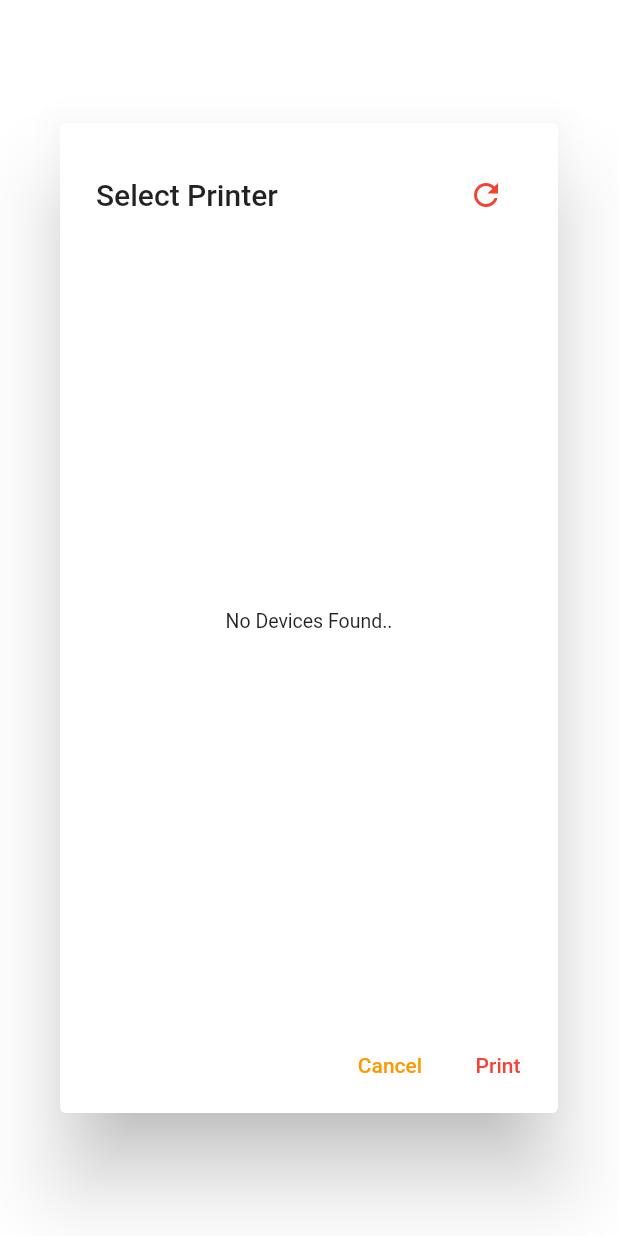
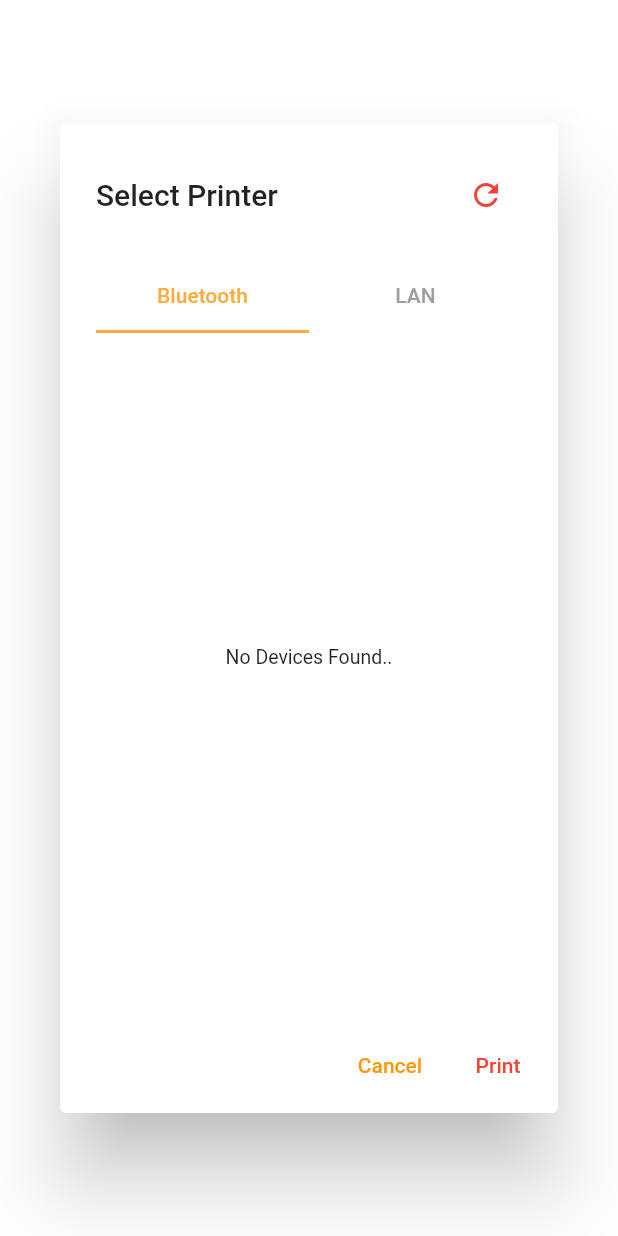
Before and after one commit to ChannelSoftPlt/form, a Flutter app: the PrintDialog screen opened directly, on a phone screen of 412 x 824 dp. Run offline on Flutter 3.47's test engine with Material 2 defaults, Android fonts, the phone set to English and light mode, and no system bars; our stand-ins replace assets_audio_player, connectivity, countup, csv, dotted_line, dropdown_search and 20 more; missing offline and left inert: delta_markdown, esc_pos_bluetooth, esc_pos_printer, esc_pos_utils, flutter_app_badger, flutter_bluetooth_basic and 9 more; accounts and stored records are empty.

Commit message:
21/6/2021 -1.8.0

```diff
--- a/language/en.json
+++ b/language/en.json
@@ -599,5 +599,7 @@
   "no_sarawak_pay_qr_code": "Must Upload QR Code Before active your Sarawak Pay",
 
   "please_select_group": "Please select a group!",
-  "product_sold": "Product Sold"
+  "product_sold": "Product Sold",
+  "lan": "LAN",
+  "bluetooth": "Bluetooth"
 }
--- a/lib/fragment/order/print/print_dialog.dart
+++ b/lib/fragment/order/print/print_dialog.dart
@@ -1,6 +1,7 @@
 import 'dart:async';
 import 'dart:io';
 import 'package:esc_pos_bluetooth/esc_pos_bluetooth.dart';
+import 'package:esc_pos_printer/esc_pos_printer.dart';
 import 'package:esc_pos_utils/esc_pos_utils.dart';
 import 'package:flutter/cupertino.dart';
 import 'package:flutter/rendering.dart';
@@ -22,34 +23,53 @@ class PrintDialog extends StatefulWidget {
   _PrintDialogState createState() => _PrintDialogState();
 }
 
-class _PrintDialogState extends State<PrintDialog> {
+class _PrintDialogState extends State<PrintDialog>
+    with SingleTickerProviderStateMixin {
   String msg = 'no_device';
   var key = new GlobalKey<ScaffoldState>();
+  TabController tabController;
+
   BluetoothManager bluetoothManager = BluetoothManager.instance;
-  PrinterBluetoothManager printerManager = PrinterBluetoothManager();
+  PrinterBluetoothManager bluePrintManager = PrinterBluetoothManager();
+  PrinterNetworkManager lanPrintManager = PrinterNetworkManager();
+
   FlutterBlue flutterBlue = FlutterBlue.instance;
   PrinterBluetooth printer;
   List<PrinterBluetooth> _devices = [];
 
   PrinterBluetooth selectedDevice;
   String defaultPrinter;
+  String selectedIP;
+  bool isBluetoothPrinter = true;
   bool isBluetoothOpen = false;
   bool bluetoothScan = false;
   bool isPrinting = false;
 
   int paperSize = 58;
+  int selectTab = 0;
 
   @override
   void initState() {
     // TODO: implement initState
     super.initState();
-    bluetoothChecking();
+    tabController = new TabController(vsync: this, length: 2);
+    checkHistory();
   }
 
   @override
   dispose() {
     super.dispose();
-    printerManager.stopScan();
+    bluePrintManager.stopScan();
+    tabController.dispose();
+  }
+
+  checkHistory() async {
+    var position = await SharePreferences().read('default_printer_type') ?? 0;
+    setState(() {
+      selectTab = position;
+      tabController.animateTo(selectTab);
+      if (selectTab == 0) bluetoothChecking();
+    });
   }
 
   bluetoothChecking() {
@@ -149,6 +169,41 @@ class _PrintDialogState extends State<PrintDialog> {
   }
 
   Widget mainContent() {
+    return Column(
+      children: [
+        TabBar(
+          controller: tabController,
+          indicatorColor: Colors.orangeAccent,
+          labelColor: Colors.orangeAccent,
+          unselectedLabelColor: Colors.grey,
+          tabs: [
+            Tab(
+              text: AppLocalizations.of(context).translate('bluetooth'),
+            ),
+            Tab(
+              text: AppLocalizations.of(context).translate('lan'),
+            ),
+          ],
+          onTap: (position) {
+            SharePreferences().save('default_printer_type', position);
+            selectTab = position;
+            print(selectTab);
+          },
+        ),
+        Expanded(
+          child: Container(
+            child: TabBarView(controller: tabController, children: [
+              bluetoothPrinter(),
+              lanPrinter()
+              //Lan Printer
+            ]),
+          ),
+        )
+      ],
+    );
+  }
+
+  Widget bluetoothPrinter() {
     return isBluetoothOpen
         ? isPrinting
             ? printingLayout()
@@ -162,48 +217,17 @@ class _PrintDialogState extends State<PrintDialog> {
           );
   }
 
+  Widget lanPrinter() {
+    return Column(
+      children: [paperSizeLayout()],
+    );
+  }
+
   Widget deviceList() {
     return bluetoothScan
         ? _devices.length > 0
             ? Column(children: [
-                Row(
-                  children: [
-                    Expanded(
-                        flex: 2,
-                        child: Text(AppLocalizations.of(context)
-                            .translate('paper_size'))),
-                    Expanded(
-                      flex: 2,
-                      child: DropdownButton(
-                          isExpanded: true,
-                          itemHeight: 50,
-                          value: paperSize,
-                          style: TextStyle(fontSize: 15, color: Colors.black87),
-                          items: [
-                            DropdownMenuItem(
-                              child: Text(
-                                '58mm',
-                                textAlign: TextAlign.center,
-                              ),
-                              value: 58,
-                            ),
-                            DropdownMenuItem(
-                              child: Text(
-                                '80mm',
-                                textAlign: TextAlign.center,
-                              ),
-                              value: 80,
-                            ),
-                          ],
-                          onChanged: (value) {
-                            setState(() {
-                              paperSize = value;
-                              SharePreferences().save('paper_size', paperSize);
-                            });
-                          }),
-                    ),
-                  ],
-                ),
+                paperSizeLayout(),
                 Container(
                   height: 350,
                   child: ListView.builder(
@@ -274,6 +298,46 @@ class _PrintDialogState extends State<PrintDialog> {
           );
   }
 
+  Widget paperSizeLayout() {
+    return Row(
+      children: [
+        Expanded(
+            flex: 2,
+            child: Text(AppLocalizations.of(context).translate('paper_size'))),
+        Expanded(
+          flex: 2,
+          child: DropdownButton(
+              isExpanded: true,
+              itemHeight: 50,
+              value: paperSize,
+              style: TextStyle(fontSize: 15, color: Colors.black87),
+              items: [
+                DropdownMenuItem(
+                  child: Text(
+                    '58mm',
+                    textAlign: TextAlign.center,
+                  ),
+                  value: 58,
+                ),
+                DropdownMenuItem(
+                  child: Text(
+                    '80mm',
+                    textAlign: TextAlign.center,
+                  ),
+                  value: 80,
+                ),
+              ],
+              onChanged: (value) {
+                setState(() {
+                  paperSize = value;
+                  SharePreferences().save('paper_size', paperSize);
+                });
+              }),
+        ),
+      ],
+    );
+  }
+
   Widget printingLayout() {
     return Container(
         child: Column(
@@ -287,12 +351,20 @@ class _PrintDialogState extends State<PrintDialog> {
     setState(() {
       isPrinting = true;
     });
-    printerManager.selectPrinter(printer);
+    var result;
     final myTicket = await ReceiptLayout(widget.orderId)
         .ticket(paperSize == 58 ? PaperSize.mm58 : PaperSize.mm80);
-
     if (myTicket != null) {
-      final result = await printerManager.printTicket(myTicket);
+      //bluetooth printer
+      if (selectTab == 0) {
+        bluePrintManager.selectPrinter(printer);
+        result = await bluePrintManager.printTicket(myTicket);
+      }
+      //lan printer
+      else {
+        lanPrintManager.selectPrinter(selectedIP);
+        result = await lanPrintManager.printTicket(myTicket);
+      }
       printResult(result.msg);
     } else {
       setState(() {
@@ -339,8 +411,8 @@ class _PrintDialogState extends State<PrintDialog> {
     flutterBlue.scanResults.listen((results) {});
     flutterBlue.stopScan();
 
-    printerManager.startScan(Duration(seconds: 2));
-    printerManager.scanResults.listen((event) {
+    bluePrintManager.startScan(Duration(seconds: 2));
+    bluePrintManager.scanResults.listen((event) {
       if (!mounted) return;
       setState(() {
         _devices = event;
--- a/pubspec.yaml
+++ b/pubspec.yaml
@@ -106,6 +106,7 @@ dependencies:
       url: https://github.com/ChannelSoftPlt/esc_pos_bluetooth.git
   flutter_bluetooth_basic: ^0.1.5
   flutter_blue: ^0.7.1+1
+  esc_pos_printer: ^3.2.9
 
 dependency_overrides:
   rxdart: ^0.27.1
```
Also changed, not shown: pubspec.lock.
